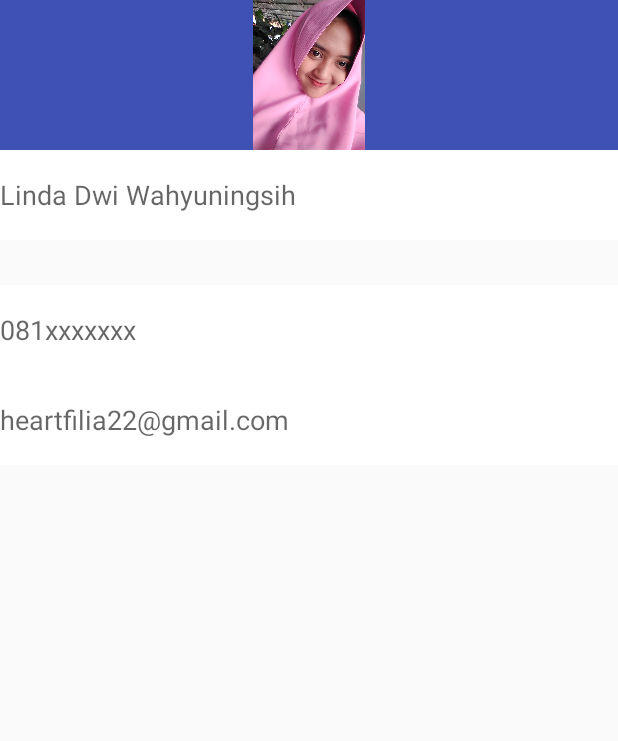
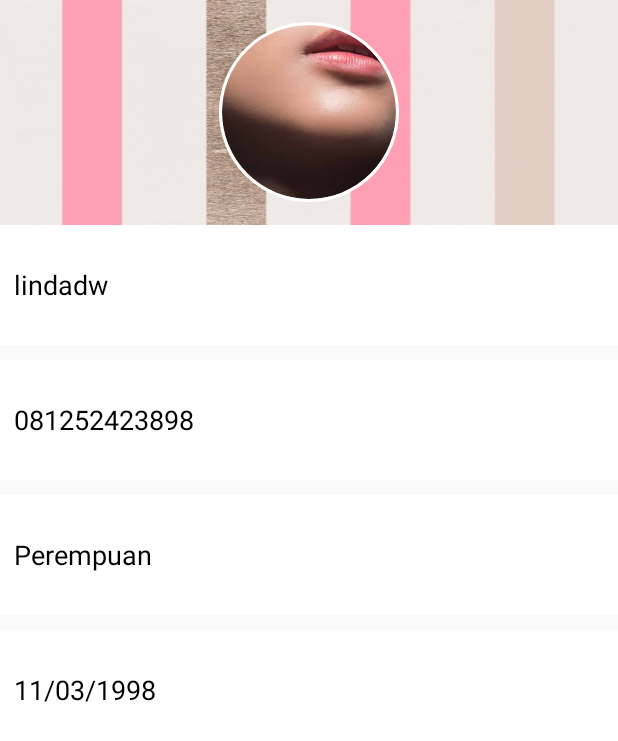
Before and after one commit to klanrock-team/klanrock-mobile, an Android app: the layout activity_akun.xml on its own in the app's theme, with its tools: preview values and no code run, on a phone screen of 412 x 824 dp. Shown: the top 741 px of the screen. Run offline under Robolectric (Android 15) with nearby library versions, the phone set to English and light mode, and no system bars; Roboto replaces fonts that are not available here.

Commit message:
no message

```diff
--- a/app/src/main/res/layout/activity_akun.xml
+++ b/app/src/main/res/layout/activity_akun.xml
@@ -1,44 +1,78 @@
 <?xml version="1.0" encoding="utf-8"?>
 <LinearLayout xmlns:android="http://schemas.android.com/apk/res/android"
+    xmlns:app="http://schemas.android.com/apk/res-auto"
     xmlns:tools="http://schemas.android.com/tools"
-    android:orientation="vertical"
     android:layout_width="match_parent"
     android:layout_height="wrap_content"
-    tools:context="id.ac.poljie.android.belajar.klanrockstudio.MainActivity">
+    android:orientation="vertical"
+    tools:context="id.ac.poljie.android.belajar.klanrockstudio.AkunActivity">
 
-    <ImageView
-        android:layout_width="wrap_content"
-        android:layout_height="100dp"
-        android:layout_gravity="center"
-        android:src="@drawable/haha"
-        android:background="@color/colorPrimary"/>
+    <LinearLayout
+        android:layout_width="match_parent"
+        android:layout_height="150dp"
+        android:background="@drawable/lala5"
+        android:gravity="center_vertical">
 
-    <EditText
-        android:id="@+id/editText1"
+        <de.hdodenhof.circleimageview.CircleImageView
+            android:id="@+id/profile_image"
+            android:layout_width="match_parent"
+            android:layout_height="120dp"
+            android:layout_alignParentTop="true"
+            android:layout_centerHorizontal="true"
+            android:src="@drawable/slide3"
+            app:civ_border_color="#FFF"
+            app:civ_border_width="2dp" />
+    </LinearLayout>
+
+
+    <LinearLayout
         android:layout_width="match_parent"
-        android:layout_height="60dp"
-        android:ems="10"
-        android:hint="Linda Dwi Wahyuningsih"
-        android:background="@color/colorWhite"
-        android:inputType="textEmailAddress" />
+        android:layout_height="364dp"
+        android:orientation="vertical">
 
-    <EditText
-        android:id="@+id/editText2"
-        android:layout_width="match_parent"
-        android:layout_height="60dp"
-        android:layout_marginTop="30dp"
-        android:background="@color/colorWhite"
-        android:ems="10"
-        android:hint="081xxxxxxx"
-        android:inputType="phone" />
+        <TextView
+            android:layout_width="match_parent"
+            android:layout_height="80dp"
+            android:layout_alignParentTop="true"
+            android:background="#FFF"
+            android:gravity="center_vertical"
+            android:text="  lindadw"
+            android:textColor="#000"
+            android:textSize="18dp" />
 
-    <EditText
-        android:id="@+id/editText3"
-        android:layout_width="match_parent"
-        android:layout_height="60dp"
-        android:ems="10"
-        android:hint="heartfilia22@gmail.com"
-        android:background="@color/colorWhite"
-        android:inputType="textEmailAddress" />
+        <TextView
+            android:layout_width="match_parent"
+            android:layout_height="80dp"
+            android:layout_alignParentTop="true"
+            android:layout_marginTop="10dp"
+            android:background="#FFF"
+            android:gravity="center_vertical"
+            android:text="  081252423898"
+            android:textColor="#000"
+            android:textSize="18dp" />
+
+        <TextView
+            android:layout_width="match_parent"
+            android:layout_height="80dp"
+            android:layout_alignParentTop="true"
+            android:background="#FFF"
+            android:layout_marginTop="10dp"
+            android:gravity="center_vertical"
+            android:text="  Perempuan"
+            android:textColor="#000"
+            android:textSize="18dp" />
+
+        <TextView
+            android:layout_width="match_parent"
+            android:layout_height="80dp"
+            android:layout_alignParentTop="true"
+            android:background="#FFF"
+            android:layout_marginTop="10dp"
+            android:gravity="center_vertical"
+            android:text="  11/03/1998"
+            android:textColor="#000"
+            android:textSize="18dp" />
+
+    </LinearLayout>
 
 </LinearLayout>
--- /dev/null
+++ b/app/src/main/res/layout/activity_akun2.xml
@@ -0,0 +1,6 @@
+<?xml version="1.0" encoding="utf-8"?>
+<android.support.constraint.ConstraintLayout
+    xmlns:android="http://schemas.android.com/apk/res/android" android:layout_width="match_parent"
+    android:layout_height="match_parent">
+
+</android.support.constraint.ConstraintLayout>
```
Also changed, not shown: app/src/main/res/drawable-mdpi/lala5.jpg (added), app/src/main/res/drawable-mdpi/slide3.jpg (added).
